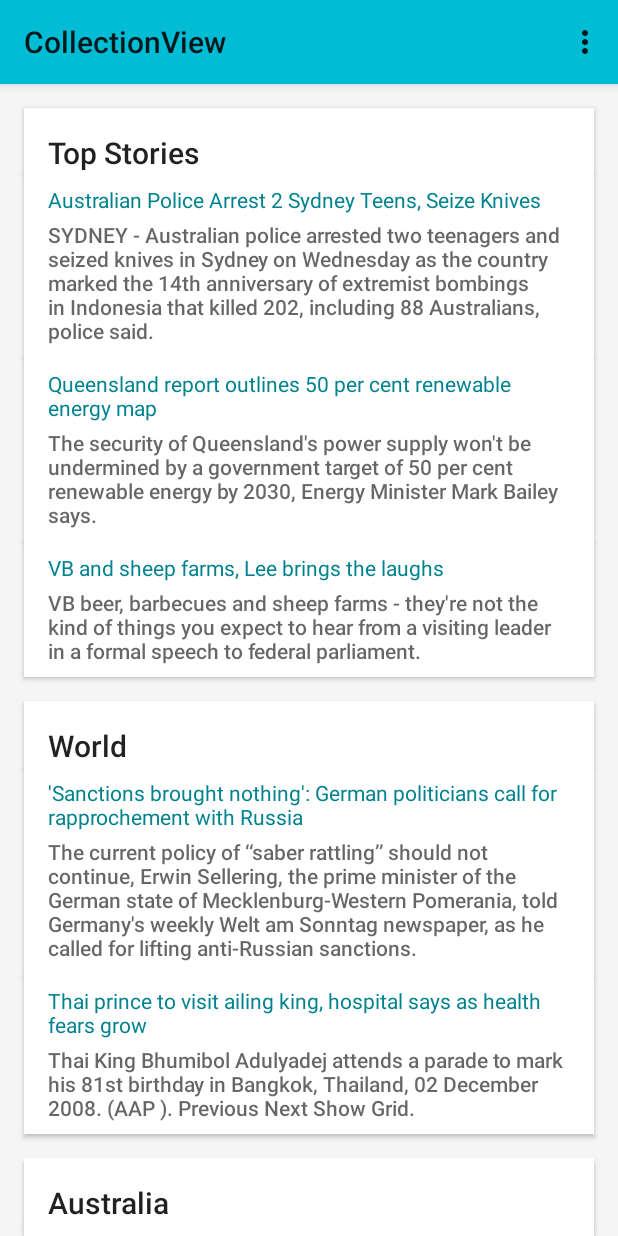
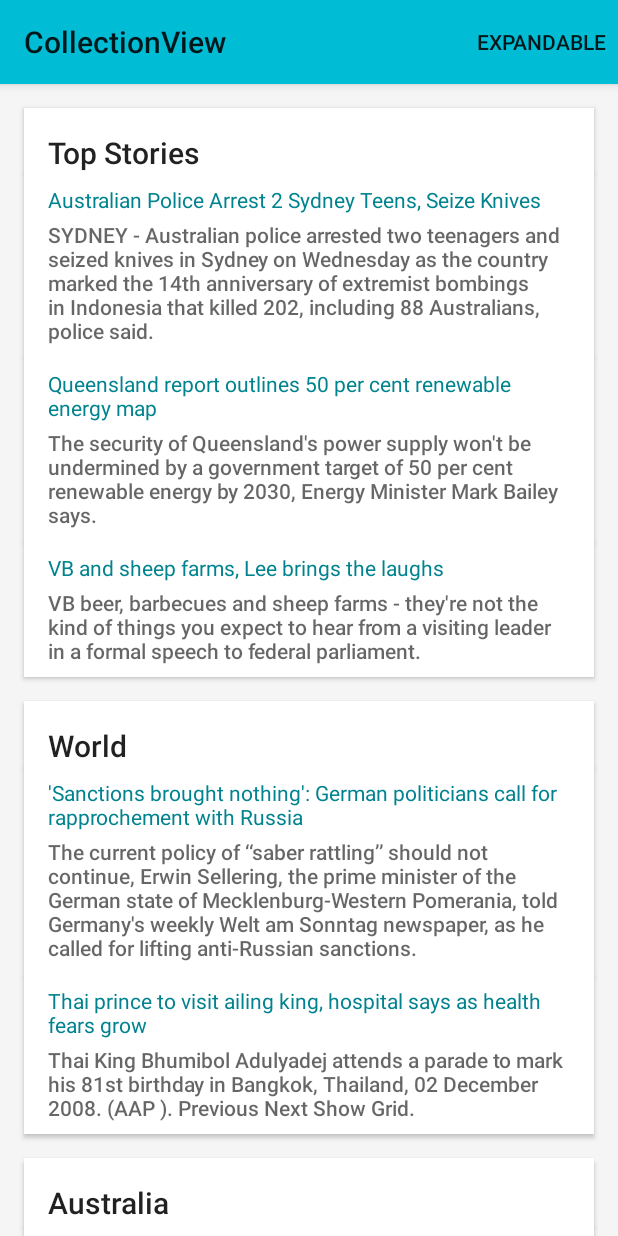
Before and after one commit to Ericliu001/CollectionView, an Android app: the screen it shows after launch (MainActivity), on a phone screen of 412 x 824 dp. Run offline under Robolectric (Android 15) with nearby library versions, the phone set to English and light mode, and no system bars.

Commit message:
show menu

```diff
--- a/Application/src/main/res/menu/main.xml
+++ b/Application/src/main/res/menu/main.xml
@@ -17,6 +17,6 @@
 <menu xmlns:android="http://schemas.android.com/apk/res/android"
       xmlns:app="http://schemas.android.com/apk/res-auto">
     <item android:id="@+id/launch"
-          app:showAsAction="always"
-          android:title="Async_Expandable" />
+          android:showAsAction="always"
+          android:title="Expandable" />
 </menu>
```
